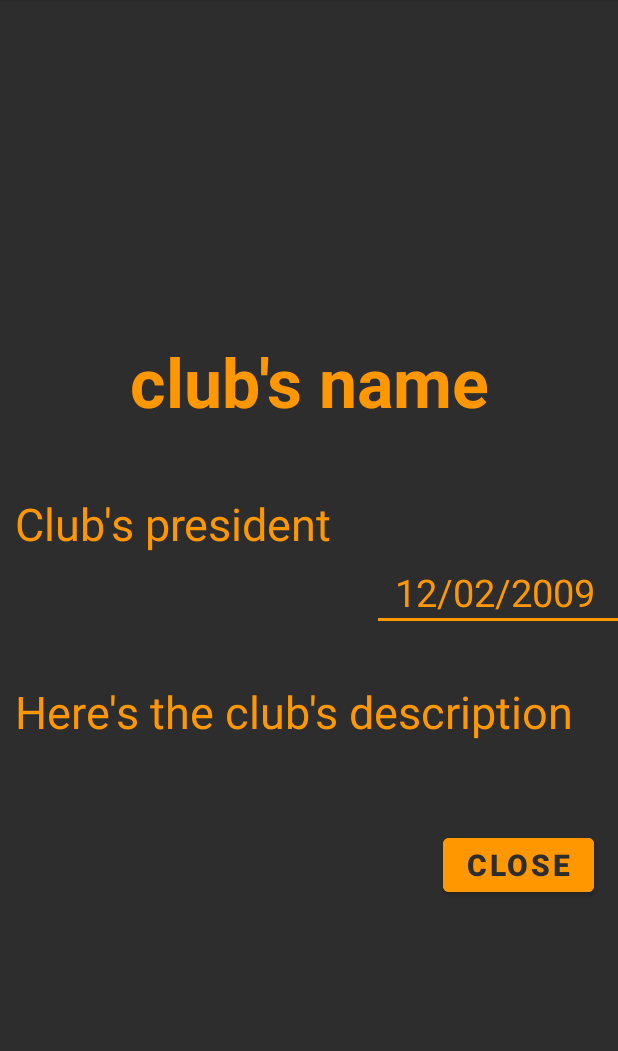
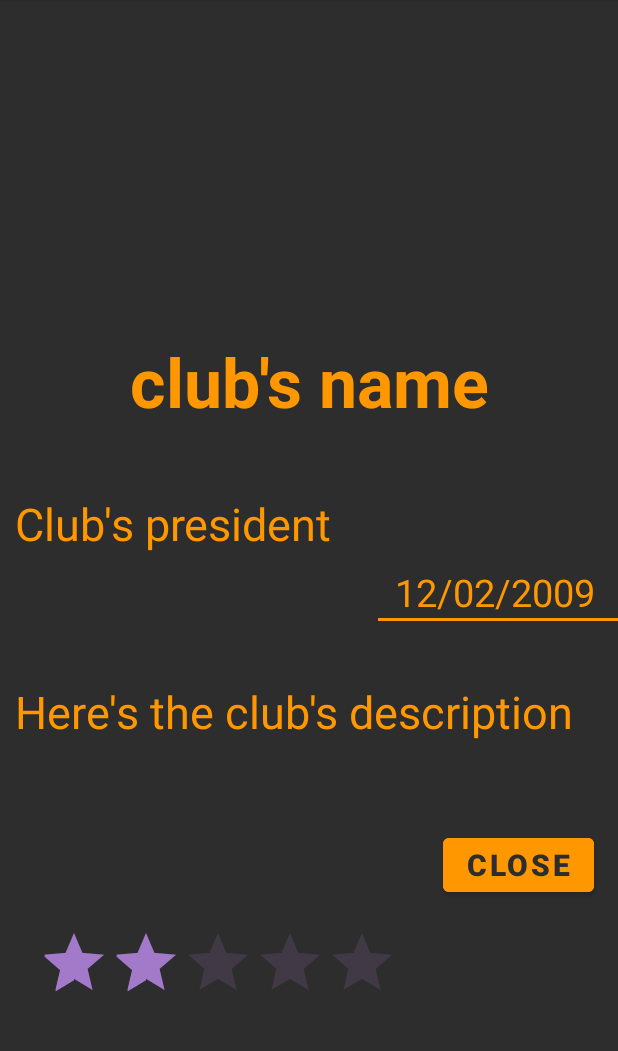
Before and after one commit to winmoh/android-project-groupe7, an Android app: the ClubsInfo screen opened directly, with no data from a screen before it, on a phone screen of 412 x 824 dp, the part 84-1135 px from its top. Run offline under Robolectric (Android 15) with nearby library versions, the phone set to English and light mode, and no system bars; our stand-ins replace Firebase (no records; nobody signed in at launch, a user with empty details on screens opened directly); 5 statements that could not run were skipped.

Commit message:
resolve some errors

```diff
--- a/app/src/main/java/com/example/projetandroid/ClubsInfo.java
+++ b/app/src/main/java/com/example/projetandroid/ClubsInfo.java
@@ -7,6 +7,7 @@ import android.os.Bundle;
 import android.view.View;
 import android.widget.Button;
 import android.widget.ImageView;
+import android.widget.RatingBar;
 import android.widget.TextView;
 
 import com.google.firebase.database.DataSnapshot;
@@ -19,6 +20,8 @@ public class ClubsInfo extends AppCompatActivity {
 
     ImageView clubInfoImage;
 
+    RatingBar ratingBar;
+
     TextView clubName,clubPresident,clubCreationDate,clubDescription;
 
     Button closeClubInfo;
@@ -26,17 +29,20 @@ public class ClubsInfo extends AppCompatActivity {
 
     FirebaseDatabase db;
 
-    DatabaseReference clubRef;
+    DatabaseReference clubRef,ratingsRef;
     @Override
     protected void onCreate(Bundle savedInstanceState) {
         super.onCreate(savedInstanceState);
         setContentView(R.layout.activity_clubs_info);
+
+        ratingBar = findViewById(R.id.ratingBar);
 
         username = this.getIntent().getStringExtra("username");
         club = this.getIntent().getStringExtra("club");
 
         db = FirebaseDatabase.getInstance();
         clubRef = db.getReference("clubs").child(club);
+        ratingsRef = db.getReference("clubsRatings");
 
         clubInfoImage = findViewById(R.id.clubInfoImage);
         setImage();
@@ -66,6 +72,13 @@ public class ClubsInfo extends AppCompatActivity {
             @Override
             public void onCancelled(@NonNull DatabaseError error) {
 
+            }
+        });
+
+        ratingBar.setOnClickListener(new View.OnClickListener() {
+            @Override
+            public void onClick(View view) {
+                ratingsRef.child(club).child(username).setValue(ratingBar.getRating());
             }
         });
 
--- a/app/src/main/java/com/example/projetandroid/ManageEventsActivity.java
+++ b/app/src/main/java/com/example/projetandroid/ManageEventsActivity.java
@@ -113,8 +113,10 @@ public class ManageEventsActivity extends AppCompatActivity {
                         @Override
                         public void onDataChange(@NonNull DataSnapshot snapshot) {
                             EventItem eventItem = snapshot.getValue(EventItem.class);
-                            your_events.add(eventItem);
-                            adapter.notifyDataSetChanged();
+                            if(!(eventItem==null)){
+                                your_events.add(eventItem);
+                                adapter.notifyDataSetChanged();
+                            }
                         }
 
                         @Override
--- a/app/src/main/res/layout/activity_clubs_info.xml
+++ b/app/src/main/res/layout/activity_clubs_info.xml
@@ -97,4 +97,17 @@
         app:layout_constraintEnd_toEndOf="@+id/clubDescription"
         app:layout_constraintTop_toBottomOf="@+id/clubDescription" />
 
+    <RatingBar
+        android:id="@+id/ratingBar"
+        android:layout_width="wrap_content"
+        android:layout_height="wrap_content"
+        android:layout_marginStart="24dp"
+        android:layout_marginTop="16dp"
+        android:textAlignment="center"
+        android:theme="@style/RatingBar"
+        android:rating="2"
+        android:padding="1sp"
+        app:layout_constraintStart_toStartOf="parent"
+        app:layout_constraintTop_toBottomOf="@+id/closeClubInfo" />
+
 </androidx.constraintlayout.widget.ConstraintLayout>
--- a/app/src/main/res/values/colors.xml
+++ b/app/src/main/res/values/colors.xml
@@ -15,6 +15,8 @@
     <!--    <color name="background3">#FF6F799F</color>-->
     <color name="background2">#FF3B0D11</color>
     <color name="background3">#FF3D2F46</color>
+    <color name="background4">#A379C9</color>
+    <color name="lightbackground4">#86A379C9</color>
     <color name="warning">#DA0E0E</color>
     <color name="lavender">#2972AC</color>
     <color name="events">#B52F323A</color>
--- a/app/src/main/res/values/styles.xml
+++ b/app/src/main/res/values/styles.xml
@@ -3,4 +3,9 @@
     <style name="AppTheme.NoActionBar" parent="Theme.AppCompat.Light.NoActionBar">
 
     </style>
+
+    <style name="RatingBar" parent="Theme.AppCompat">
+        <item name="colorControlNormal">@color/lightbackground4</item>
+        <item name="colorControlActivated">@color/background4</item>
+    </style>
 </resources>
```
